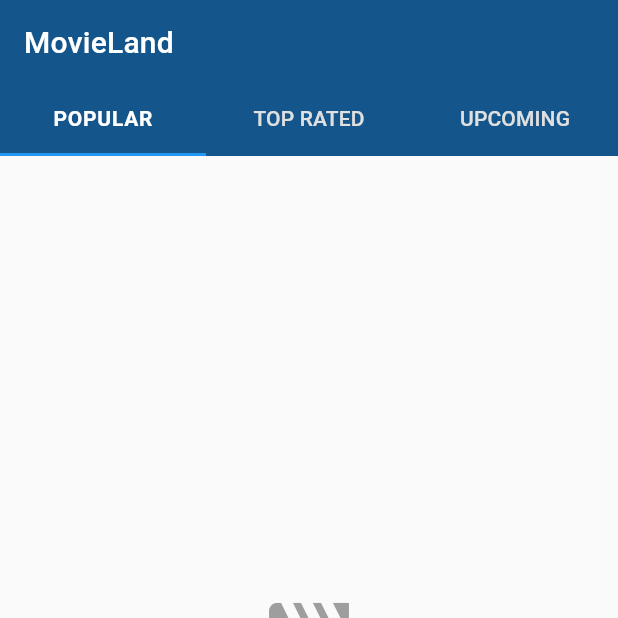
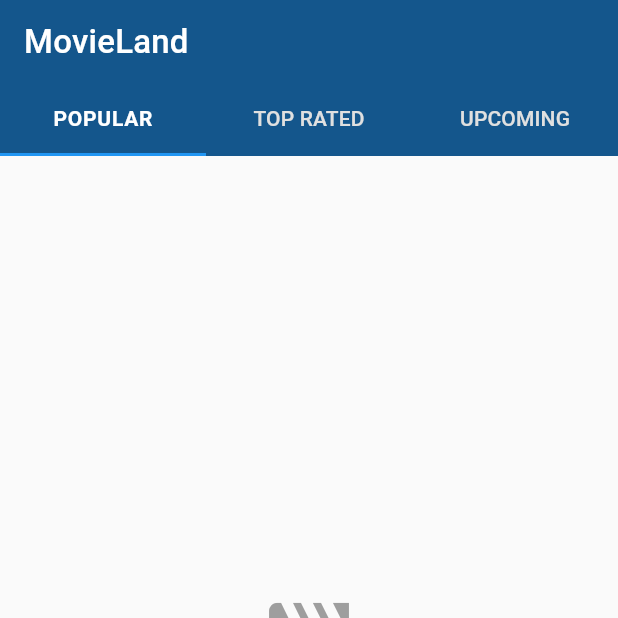
Before and after one commit to miljepetrovic/movieland-mobile-app, a Flutter app: the screen it shows after launch, on a phone screen of 412 x 824 dp, the top half of it. Run offline on Flutter 3.47's test engine with Material 3 defaults, Android fonts, the phone set to English and light mode, and no system bars.

Commit message:
Update styling constants.

```diff
--- a/lib/core/constants/app_constants.dart
+++ b/lib/core/constants/app_constants.dart
@@ -1,12 +1,15 @@
+import 'design_tokens.dart';
+
 /// Application-wide constants for text, numbers, and configuration values
+/// Design tokens (spacing, typography) are imported from design_tokens.dart
 class AppConstants {
   AppConstants._();
 
-  // App Information
+  // ==================== APP INFORMATION ====================
   static const String appName = 'MovieLand';
   static const String appTitle = 'MovieLand';
 
-  // Tab Configuration
+  // ==================== TAB CONFIGURATION ====================
   static const int tabCount = 3;
 
   // Tab Names
@@ -14,25 +17,29 @@ class AppConstants {
   static const String topRatedTab = 'TOP RATED';
   static const String upcomingTab = 'UPCOMING';
 
-  // Placeholder Text
+  // ==================== PLACEHOLDER TEXT ====================
   static const String popularMoviesTitle = 'Popular Movies';
   static const String topRatedMoviesTitle = 'Top Rated Movies';
   static const String upcomingMoviesTitle = 'Upcoming Movies';
   static const String comingSoonText = 'Coming soon...';
 
-  // Icon Sizes
-  static const double placeholderIconSize = 64.0;
+  // ==================== DESIGN TOKEN REFERENCES ====================
+  // These reference the centralized design tokens for consistency
 
-  // Spacing Constants
-  static const double spacingSmall = 8.0;
-  static const double spacingMedium = 16.0;
-  static const double spacingLarge = 24.0;
+  // Icon Sizes (from design tokens)
+  static double get placeholderIconSize => DesignTokens.placeholderIconSize;
 
-  // Text Sizes
-  static const double titleFontSize = 24.0;
-  static const double subtitleFontSize = 16.0;
-  static const double tabFontSize = 14.0;
+  // Spacing Constants (from design tokens)
+  static double get spacingSmall => DesignTokens.spaceSmall;
+  static double get spacingMedium => DesignTokens.spaceLarge;
+  static double get spacingLarge => DesignTokens.spaceDoubleExtraLarge;
 
+  // Text Sizes (from design tokens)
+  static double get titleFontSize => DesignTokens.titleFontSize;
+  static double get subtitleFontSize => DesignTokens.subtitleFontSize;
+  static double get tabFontSize => DesignTokens.tabFontSize;
+
+  // ==================== DATA COLLECTIONS ====================
   // Tab Labels List (for easy iteration)
   static const List<String> tabLabels = [
     popularTab,
--- /dev/null
+++ b/lib/core/constants/design_tokens.dart
@@ -0,0 +1,127 @@
+/// Design system tokens for consistent spacing, typography, and sizing
+/// Following Material Design specifications and MovieLand design system
+class DesignTokens {
+  DesignTokens._();
+
+  // ==================== SPACING TOKENS ====================
+
+  /// Extra small spacing: 4dp
+  static const double spaceExtraSmall = 4.0;
+
+  /// Small spacing: 8dp
+  static const double spaceSmall = 8.0;
+
+  /// Medium spacing: 12dp
+  static const double spaceMedium = 12.0;
+
+  /// Large spacing: 16dp
+  static const double spaceLarge = 16.0;
+
+  /// Extra large spacing: 20dp
+  static const double spaceExtraLarge = 20.0;
+
+  /// Double extra large spacing: 24dp
+  static const double spaceDoubleExtraLarge = 24.0;
+
+  /// Triple extra large spacing: 32dp
+  static const double spaceTripleExtraLarge = 32.0;
+
+  /// Huge spacing: 40dp
+  static const double spaceHuge = 40.0;
+
+  /// Massive spacing: 48dp
+  static const double spaceMassive = 48.0;
+
+  // ==================== TYPOGRAPHY TOKENS ====================
+
+  // Display Typography (Large, prominent text)
+  static const double fontDisplayLarge = 57.0;    // Material 3 Display Large
+  static const double fontDisplayMedium = 45.0;   // Material 3 Display Medium
+  static const double fontDisplaySmall = 36.0;    // Material 3 Display Small
+
+  // Headline Typography (Headlines and important titles)
+  static const double fontHeadlineLarge = 32.0;   // Material 3 Headline Large
+  static const double fontHeadlineMedium = 28.0;  // Material 3 Headline Medium
+  static const double fontHeadlineSmall = 24.0;   // Material 3 Headline Small
+
+  // Title Typography (Smaller titles and subtitles)
+  static const double fontTitleLarge = 22.0;      // Material 3 Title Large
+  static const double fontTitleMedium = 16.0;     // Material 3 Title Medium
+  static const double fontTitleSmall = 14.0;      // Material 3 Title Small
+
+  // Body Typography (Main content text)
+  static const double fontBodyLarge = 16.0;       // Material 3 Body Large
+  static const double fontBodyMedium = 14.0;      // Material 3 Body Medium
+  static const double fontBodySmall = 12.0;       // Material 3 Body Small
+
+  // Label Typography (UI labels, buttons, captions)
+  static const double fontLabelLarge = 14.0;      // Material 3 Label Large
+  static const double fontLabelMedium = 12.0;     // Material 3 Label Medium
+  static const double fontLabelSmall = 11.0;      // Material 3 Label Small
+
+  // ==================== COMPONENT SIZING TOKENS ====================
+
+  // Icon Sizes
+  static const double iconExtraSmall = 16.0;
+  static const double iconSmall = 20.0;
+  static const double iconMedium = 24.0;
+  static const double iconLarge = 32.0;
+  static const double iconExtraLarge = 40.0;
+  static const double iconDoubleExtraLarge = 48.0;
+  static const double iconHuge = 64.0;
+
+  // Button Heights
+  static const double buttonHeightSmall = 32.0;
+  static const double buttonHeightMedium = 40.0;
+  static const double buttonHeightLarge = 48.0;
+  static const double buttonHeightExtraLarge = 56.0;
+
+  // Border Radius
+  static const double radiusExtraSmall = 2.0;
+  static const double radiusSmall = 4.0;
+  static const double radiusMedium = 8.0;
+  static const double radiusLarge = 12.0;
+  static const double radiusExtraLarge = 16.0;
+  static const double radiusDoubleExtraLarge = 20.0;
+  static const double radiusCircular = 50.0;
+
+  // Elevation/Shadow
+  static const double elevationNone = 0.0;
+  static const double elevationExtraSmall = 1.0;
+  static const double elevationSmall = 2.0;
+  static const double elevationMedium = 4.0;
+  static const double elevationLarge = 6.0;
+  static const double elevationExtraLarge = 8.0;
+  static const double elevationDoubleExtraLarge = 12.0;
+
+  // Layout Constraints
+  static const double maxWidthMobile = 768.0;
+  static const double maxWidthTablet = 1024.0;
+  static const double maxWidthDesktop = 1440.0;
+
+  // ==================== ANIMATION DURATIONS ====================
+
+  static const Duration animationFast = Duration(milliseconds: 150);
+  static const Duration animationMedium = Duration(milliseconds: 300);
+  static const Duration animationSlow = Duration(milliseconds: 500);
+  static const Duration animationVerySlow = Duration(milliseconds: 800);
+
+  // ==================== CONVENIENCE GETTERS ====================
+
+  // Common spacing combinations
+  static double get defaultPadding => spaceLarge;        // 16dp
+  static double get cardPadding => spaceLarge;           // 16dp
+  static double get screenPadding => spaceLarge;         // 16dp
+  static double get listItemPadding => spaceMedium;       // 12dp
+  static double get buttonPadding => spaceLarge;         // 16dp
+
+  // Common icon sizes
+  static double get defaultIconSize => iconMedium;        // 24dp
+  static double get placeholderIconSize => iconHuge; // 64dp
+  static double get appBarIconSize => iconMedium;         // 24dp
+
+  // Common typography
+  static double get tabFontSize => fontLabelLarge;   // 14dp
+  static double get titleFontSize => fontHeadlineSmall; // 24dp
+  static double get subtitleFontSize => fontBodyLarge;  // 16dp
+}
--- a/lib/core/theme/app_theme.dart
+++ b/lib/core/theme/app_theme.dart
@@ -1,5 +1,6 @@
 import 'package:flutter/material.dart';
 import 'app_colors.dart';
+import '../constants/design_tokens.dart';
 
 /// App theme configuration following Material Design principles
 /// Based on the Android MovieLand app design
@@ -27,35 +28,36 @@ class AppTheme {
       ),
 
       // AppBar Theme
-      appBarTheme: const AppBarTheme(
-        elevation: 0,
+      appBarTheme: AppBarTheme(
+        elevation: DesignTokens.elevationNone,
         centerTitle: false,
         backgroundColor: AppColors.primary,
         foregroundColor: AppColors.onPrimary,
         titleTextStyle: TextStyle(
           color: AppColors.onPrimary,
-          fontSize: 20,
+          fontSize: DesignTokens.fontTitleLarge,
           fontWeight: FontWeight.w500,
           letterSpacing: 0.15,
         ),
         iconTheme: IconThemeData(
           color: AppColors.onPrimary,
+          size: DesignTokens.appBarIconSize,
         ),
       ),
 
       // Tab Bar Theme
-      tabBarTheme: const TabBarTheme(
+      tabBarTheme: TabBarTheme(
         labelColor: AppColors.onPrimary,
         unselectedLabelColor: AppColors.greyLight,
         indicatorColor: AppColors.primaryLight, // Using accent color for indicator
         indicatorSize: TabBarIndicatorSize.tab,
         labelStyle: TextStyle(
-          fontSize: 14,
+          fontSize: DesignTokens.fontLabelLarge,
           fontWeight: FontWeight.w600, // Made bolder to match Android app
           letterSpacing: 0.5, // Slightly increased letter spacing
         ),
         unselectedLabelStyle: TextStyle(
-          fontSize: 14,
+          fontSize: DesignTokens.fontLabelLarge,
           fontWeight: FontWeight.w500, // Slightly bolder for unselected too
           letterSpacing: 0.1,
         ),
@@ -64,32 +66,35 @@ class AppTheme {
 
       // Card Theme
       cardTheme: CardTheme(
-        elevation: 2,
+        elevation: DesignTokens.elevationSmall,
         color: AppColors.cardBackground,
         shadowColor: AppColors.cardShadow,
         shape: RoundedRectangleBorder(
-          borderRadius: BorderRadius.circular(8),
+          borderRadius: BorderRadius.circular(DesignTokens.radiusMedium),
         ),
-        margin: const EdgeInsets.symmetric(horizontal: 8, vertical: 4),
+        margin: EdgeInsets.symmetric(
+          horizontal: DesignTokens.spaceSmall,
+          vertical: DesignTokens.spaceExtraSmall,
+        ),
       ),
 
       // Text Theme
-      textTheme: const TextTheme(
+      textTheme: TextTheme(
         // Headlines
         headlineLarge: TextStyle(
-          fontSize: 32,
+          fontSize: DesignTokens.fontHeadlineLarge,
           fontWeight: FontWeight.w400,
           letterSpacing: 0,
           color: AppColors.onSurface,
         ),
         headlineMedium: TextStyle(
-          fontSize: 28,
+          fontSize: DesignTokens.fontHeadlineMedium,
           fontWeight: FontWeight.w400,
           letterSpacing: 0,
           color: AppColors.onSurface,
         ),
         headlineSmall: TextStyle(
-          fontSize: 24,
+          fontSize: DesignTokens.fontHeadlineSmall,
           fontWeight: FontWeight.w400,
           letterSpacing: 0,
           color: AppColors.onSurface,
@@ -97,19 +102,19 @@ class AppTheme {
 
         // Titles
         titleLarge: TextStyle(
-          fontSize: 22,
+          fontSize: DesignTokens.fontTitleLarge,
           fontWeight: FontWeight.w500,
           letterSpacing: 0,
           color: AppColors.onSurface,
         ),
         titleMedium: TextStyle(
-          fontSize: 16,
+          fontSize: DesignTokens.fontTitleMedium,
           fontWeight: FontWeight.w500,
           letterSpacing: 0.15,
           color: AppColors.onSurface,
         ),
         titleSmall: TextStyle(
-          fontSize: 14,
+          fontSize: DesignTokens.fontTitleSmall,
           fontWeight: FontWeight.w500,
           letterSpacing: 0.1,
           color: AppColors.onSurface,
@@ -117,21 +122,21 @@ class AppTheme {
 
         // Body Text
         bodyLarge: TextStyle(
-          fontSize: 16,
+          fontSize: DesignTokens.fontBodyLarge,
           fontWeight: FontWeight.w400,
           letterSpacing: 0.5,
           color: AppColors.onSurface,
           height: 1.5,
         ),
         bodyMedium: TextStyle(
-          fontSize: 14,
+          fontSize: DesignTokens.fontBodyMedium,
           fontWeight: FontWeight.w400,
           letterSpacing: 0.25,
           color: AppColors.onSurface,
           height: 1.43,
         ),
         bodySmall: TextStyle(
-          fontSize: 12,
+          fontSize: DesignTokens.fontBodySmall,
           fontWeight: FontWeight.w400,
           letterSpacing: 0.4,
           color: AppColors.grey,
@@ -140,19 +145,19 @@ class AppTheme {
 
         // Labels
         labelLarge: TextStyle(
-          fontSize: 14,
+          fontSize: DesignTokens.fontLabelLarge,
           fontWeight: FontWeight.w500,
           letterSpacing: 0.1,
           color: AppColors.onSurface,
         ),
         labelMedium: TextStyle(
-          fontSize: 12,
+          fontSize: DesignTokens.fontLabelMedium,
           fontWeight: FontWeight.w500,
           letterSpacing: 0.5,
           color: AppColors.onSurface,
         ),
         labelSmall: TextStyle(
-          fontSize: 11,
+          fontSize: DesignTokens.fontLabelSmall,
           fontWeight: FontWeight.w500,
           letterSpacing: 0.5,
           color: AppColors.grey,
@@ -169,9 +174,9 @@ class AppTheme {
       ),
 
       // Icon Theme
-      iconTheme: const IconThemeData(
+      iconTheme: IconThemeData(
         color: AppColors.grey,
-        size: 24,
+        size: DesignTokens.defaultIconSize,
       ),
 
       // Elevated Button Theme
@@ -179,11 +184,14 @@ class AppTheme {
         style: ElevatedButton.styleFrom(
           backgroundColor: AppColors.primary,
           foregroundColor: AppColors.onPrimary,
-          elevation: 2,
+          elevation: DesignTokens.elevationSmall,
           shape: RoundedRectangleBorder(
-            borderRadius: BorderRadius.circular(8),
+            borderRadius: BorderRadius.circular(DesignTokens.radiusMedium),
           ),
-          padding: const EdgeInsets.symmetric(horizontal: 16, vertical: 8),
+          padding: EdgeInsets.symmetric(
+            horizontal: DesignTokens.buttonPadding,
+            vertical: DesignTokens.spaceSmall,
+          ),
         ),
       ),
 
@@ -191,7 +199,10 @@ class AppTheme {
       textButtonTheme: TextButtonThemeData(
         style: TextButton.styleFrom(
           foregroundColor: AppColors.primary,
-          padding: const EdgeInsets.symmetric(horizontal: 16, vertical: 8),
+          padding: EdgeInsets.symmetric(
+            horizontal: DesignTokens.buttonPadding,
+            vertical: DesignTokens.spaceSmall,
+          ),
         ),
       ),
     );
--- a/lib/presentation/pages/home_page.dart
+++ b/lib/presentation/pages/home_page.dart
@@ -58,7 +58,7 @@ class _PopularMoviesTab extends StatelessWidget {
 
   @override
   Widget build(BuildContext context) {
-    return const Center(
+    return Center(
       child: Column(
         mainAxisAlignment: MainAxisAlignment.center,
         children: [
@@ -89,7 +89,7 @@ class _TopRatedMoviesTab extends StatelessWidget {
 
   @override
   Widget build(BuildContext context) {
-    return const Center(
+    return Center(
       child: Column(
         mainAxisAlignment: MainAxisAlignment.center,
         children: [
@@ -120,7 +120,7 @@ class _UpcomingMoviesTab extends StatelessWidget {
 
   @override
   Widget build(BuildContext context) {
-    return const Center(
+    return Center(
       child: Column(
         mainAxisAlignment: MainAxisAlignment.center,
         children: [
```
